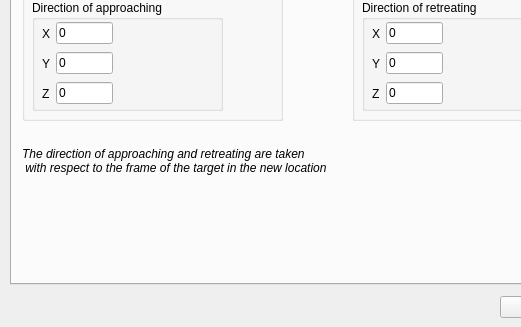
zohannn/motion_manager, file ui/rrtstardialog.ui: the form before one commit; both pictures show x 0 to 521 and y 106 to 433 of the 858 by 433 pixel window.
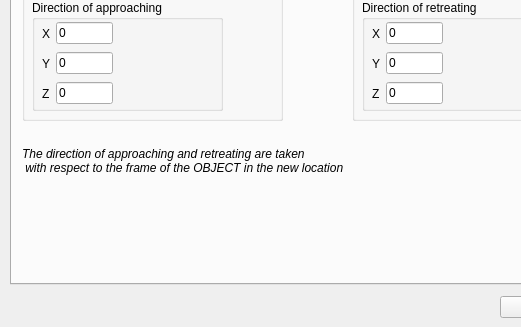
The form after the commit. The open tabs and pages were chosen to show the change.

Patch:
```diff
--- a/ui/rrtstardialog.ui
+++ b/ui/rrtstardialog.ui
@@ -765,7 +765,7 @@
      </property>
      <property name="text">
       <string>The direction of approaching and retreating are taken 
- with respect to the frame of the target in the new location</string>
+ with respect to the frame of the OBJECT in the new location</string>
      </property>
     </widget>
    </widget>
```
Left out of the diff: 4 changed lines with no effect on the pictures.
